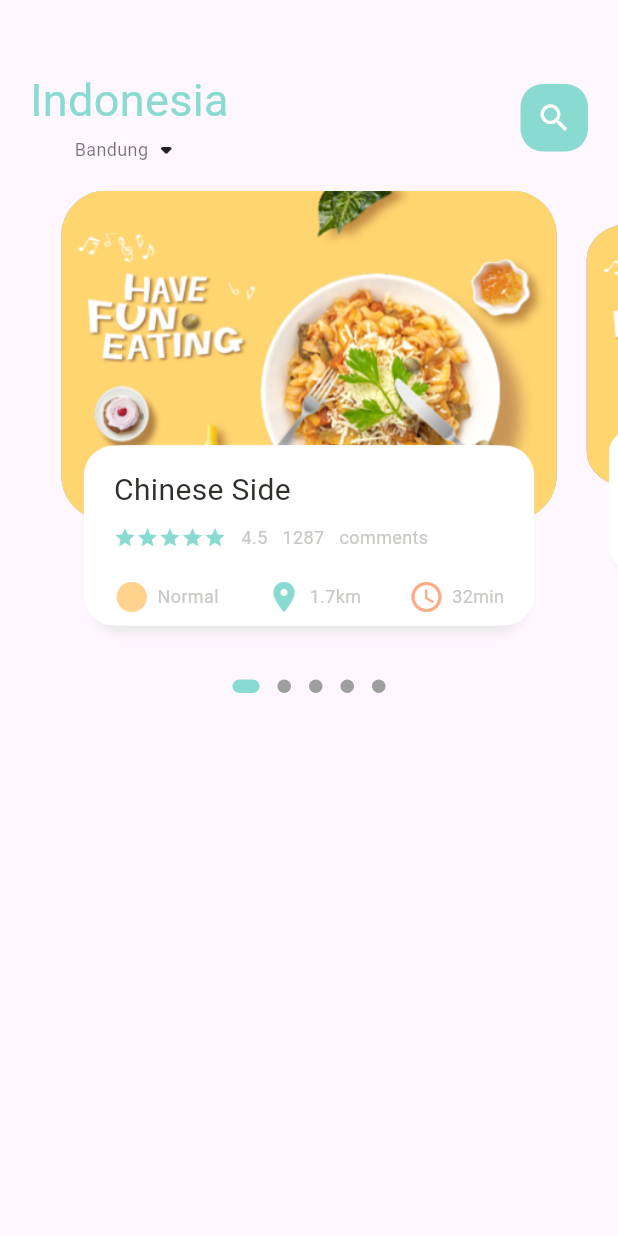
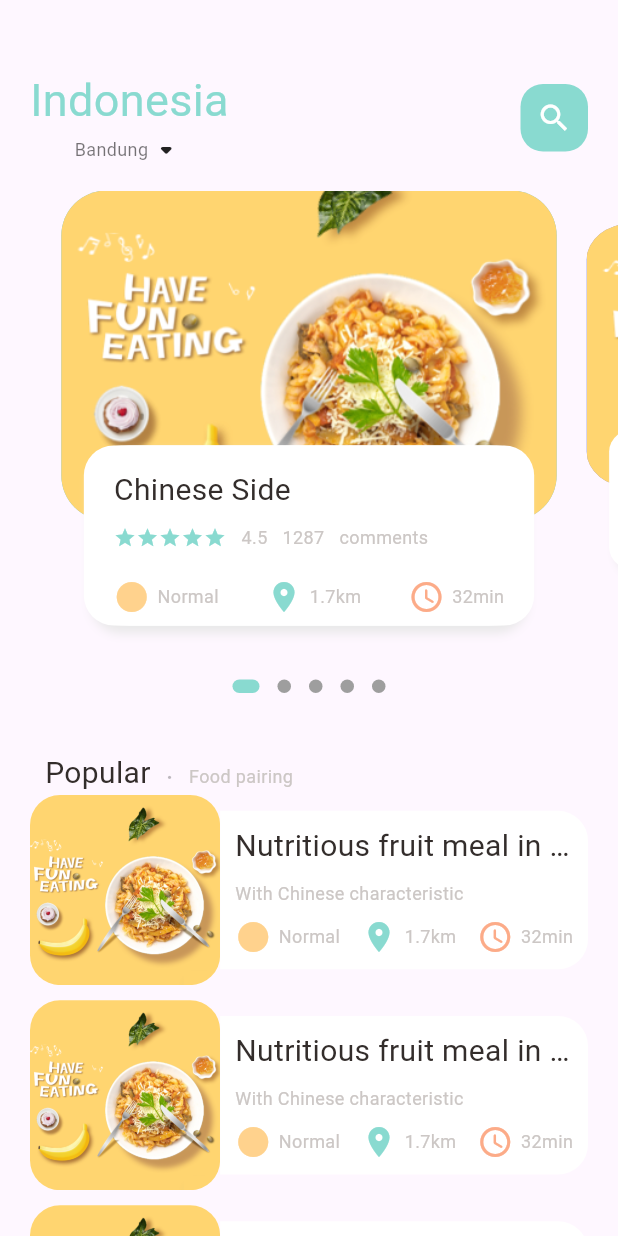
Before and after one commit to fakeITDevTeam/flutter_food_delivery_with_backend, a Flutter app: the screen it shows after launch, on a phone screen of 412 x 824 dp. Run offline on Flutter 3.47's test engine with Material 3 defaults, Android fonts, the phone set to English and light mode, and no system bars; drawn by our look-alikes of dots_indicator; our stand-ins replace get.

Commit message:
add listview

```diff
--- a/lib/main.dart
+++ b/lib/main.dart
@@ -1,5 +1,5 @@
 import 'package:flutter/material.dart';
-import 'package:flutter_food_delivery/home/main_food_page.dart';
+import 'package:flutter_food_delivery/pages/home/main_food_page.dart';
 import 'package:get/get.dart';
 
 void main() {
@@ -12,6 +12,9 @@ class MyApp extends StatelessWidget {
   // This widget is the root of your application.
   @override
   Widget build(BuildContext context) {
+    debugPrint("curent height (MediaQuery) is ${MediaQuery.of(context).size.height.toString()}");
+    debugPrint("curent width (MediaQuery) is ${MediaQuery.of(context).size.width.toString()}");
+
     return GetMaterialApp(
       debugShowCheckedModeBanner: false,
       title: 'Food Delivery',
--- a/lib/home/food_page_body.dart
+++ b/lib/pages/home/food_page_body.dart
@@ -38,6 +38,7 @@ class _FoodPageBodyState extends State<FoodPageBody> {
   Widget build(BuildContext context) {
     return Column(
       children: [
+        // slider/carousel section
         Container(
           color: Colors.transparent,
           height: Dimensions.pageView,
@@ -59,6 +60,110 @@ class _FoodPageBodyState extends State<FoodPageBody> {
             activeSize: const Size(18.0, 9.0),
             activeShape: RoundedRectangleBorder(borderRadius: BorderRadius.circular(5.0)),
           ),
+        ),
+        SizedBox(height: Dimensions.height30,),
+        Container(
+          margin: EdgeInsets.only(left: Dimensions.width30),
+          child: Row(
+            crossAxisAlignment: CrossAxisAlignment.end,
+            children: [
+              const BigText(text: "Popular",),
+              SizedBox(width: Dimensions.width10,),
+              Container(
+                margin: const EdgeInsets.only(bottom: 3),
+                child: const BigText(
+                  text: ".",
+                  color: Colors.black26,
+                ),
+              ),
+              SizedBox(width: Dimensions.width10,),
+              Container(
+                // color: Colors.transparent,
+                margin: const EdgeInsets.only(bottom: 5),
+                child: const SmallText(text: "Food pairing"),
+              ),
+            ],
+          ),
+        ),
+        // listbox of food and image
+        ListView.builder(
+          physics: const NeverScrollableScrollPhysics(),
+          shrinkWrap: true,
+          itemCount: 10,
+          itemBuilder: (context, index) {
+            return Container(
+              margin: EdgeInsets.only(
+                left: Dimensions.width20,
+                right: Dimensions.width20,
+                bottom: Dimensions.height10,
+              ),
+              child: Row(
+                children: [
+                  // image section
+                  Container(
+                    width: Dimensions.listViewImgSize, height: Dimensions.listViewImgSize,
+                    decoration: BoxDecoration(
+                      borderRadius: BorderRadius.circular(Dimensions.radius20),
+                      color: Colors.white38,
+                      image: const DecorationImage(
+                        fit: BoxFit.cover,
+                        image: AssetImage("assets/images/food0.png"),
+                      ),
+                    ),
+                  ),
+                  // text container
+                  Expanded(
+                    child: Container(
+                      height: Dimensions.listViewTextContainerSize,
+                      decoration: BoxDecoration(
+                        borderRadius: BorderRadius.only(
+                          topRight: Radius.circular(Dimensions.radius20),
+                          bottomRight: Radius.circular(Dimensions.radius20),
+                        ),
+                        color: Colors.white,
+                      ),
+                      child: Padding(
+                        padding: EdgeInsets.only(
+                          left: Dimensions.width10,
+                          right: Dimensions.width10,
+                        ),
+                        child: Column(
+                          crossAxisAlignment: CrossAxisAlignment.start,
+                          mainAxisAlignment: MainAxisAlignment.center,
+                          children: [
+                            const BigText(text: "Nutritious fruit meal in China"),
+                            SizedBox(height: Dimensions.height10,),
+                            const SmallText(text: "With Chinese characteristic"),
+                            SizedBox(height: Dimensions.height10,),
+                            const Row(
+                              mainAxisAlignment: MainAxisAlignment.spaceBetween,
+                              children: [
+                                IconAndText(
+                                  icon: Icons.circle_sharp,
+                                  text: "Normal",
+                                  iconColor: AppColors.iconColor1
+                                ),
+                                IconAndText(
+                                  icon: Icons.location_on,
+                                  text: "1.7km",
+                                  iconColor: AppColors.mainColor
+                                ),
+                                IconAndText(
+                                  icon: Icons.access_time_rounded,
+                                  text: "32min",
+                                  iconColor: AppColors.iconColor2
+                                ),
+                              ],
+                            ),
+                          ],
+                        ),
+                      ),
+                    ),
+                  ),
+                ],
+              ),
+            );
+          }
         ),
       ],
     );
--- a/lib/home/main_food_page.dart
+++ b/lib/pages/home/main_food_page.dart
@@ -1,5 +1,5 @@
 import 'package:flutter/material.dart';
-import 'package:flutter_food_delivery/home/food_page_body.dart';
+import 'package:flutter_food_delivery/pages/home/food_page_body.dart';
 import 'package:flutter_food_delivery/utils/colors.dart';
 import 'package:flutter_food_delivery/utils/dimensions.dart';
 import 'package:flutter_food_delivery/widgets/big_text.dart';
@@ -15,10 +15,10 @@ class MainFoodPage extends StatefulWidget {
 class _MainFoodPageState extends State<MainFoodPage> {
   @override
   Widget build(BuildContext context) {
-    debugPrint("curent height (MediaQuery) is ${MediaQuery.of(context).size.height.toString()}");
-    debugPrint("curent width (MediaQuery) is ${MediaQuery.of(context).size.width.toString()}");
-    debugPrint("curent height (Dimensions.dart) ${Dimensions.screenHeight}");
-    debugPrint("curent width (Dimensions.dart) ${Dimensions.screenWidth}");
+    // debugPrint("curent height (MediaQuery) is ${MediaQuery.of(context).size.height.toString()}");
+    // debugPrint("curent width (MediaQuery) is ${MediaQuery.of(context).size.width.toString()}");
+    // debugPrint("curent height (Dimensions.dart) ${Dimensions.screenHeight}");
+    // debugPrint("curent width (Dimensions.dart) ${Dimensions.screenWidth}");
     return Scaffold(
       body: Column(
         children: [
@@ -65,7 +65,11 @@ class _MainFoodPageState extends State<MainFoodPage> {
             ),
           ),
           // showing the body
-          const FoodPageBody(),
+          const Expanded(
+            child: SingleChildScrollView(
+              child: FoodPageBody(),
+            )
+          ),
         ],
       ),
     );
--- a/lib/utils/dimensions.dart
+++ b/lib/utils/dimensions.dart
@@ -2,8 +2,8 @@ import 'package:get/get.dart';
 
 class Dimensions {
   // default
-  static double screenHeight = Get.context!.height;
-  static double screenWidth = Get.context!.width;
+  static double screenHeight = Get.context!.height; // ytt: 844
+  static double screenWidth = Get.context!.width; //ytt: 390
 
   // static double pageView = screenHeight / 2.64;
   // static double pageViewContainer = screenHeight / 3.84;
@@ -42,4 +42,8 @@ class Dimensions {
 
   // icon size
   static double iconSize24 = screenHeight / (screenHeight / 24);
+
+  // listview size
+  static double listViewImgSize = screenWidth / 3.25 ; // 390 / 120
+  static double listViewTextContainerSize = screenWidth / 3.9; // 390 / 100
 }
```
Also changed, not shown: lib/pages/food/popular_food_detail.dart (added).
